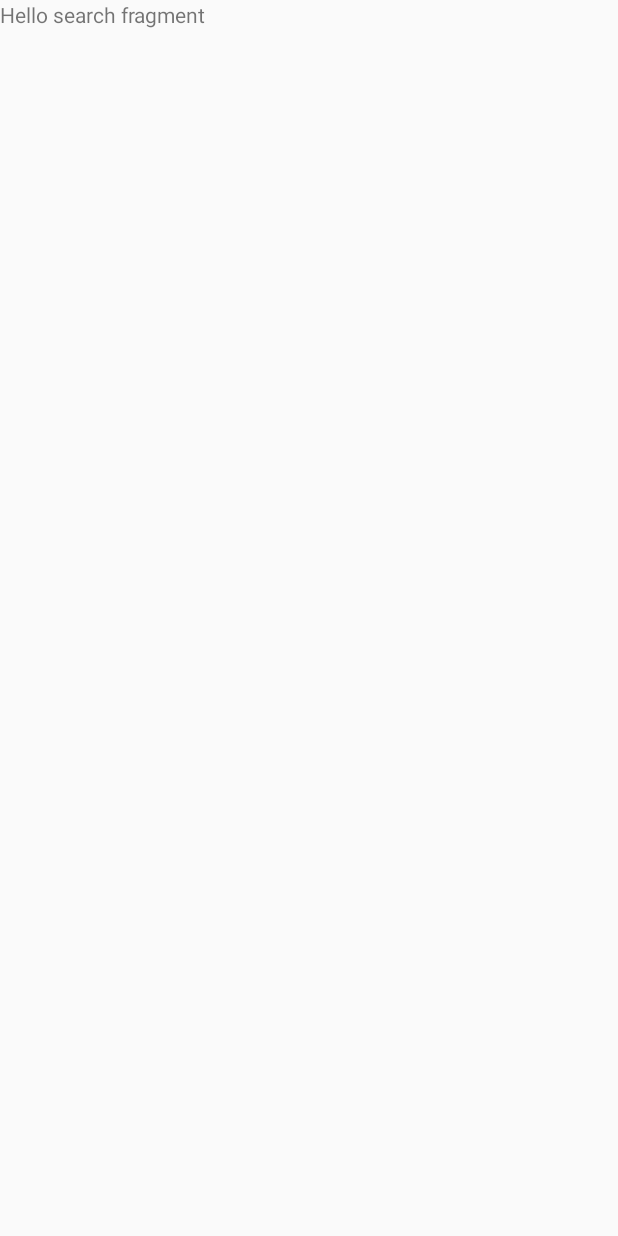
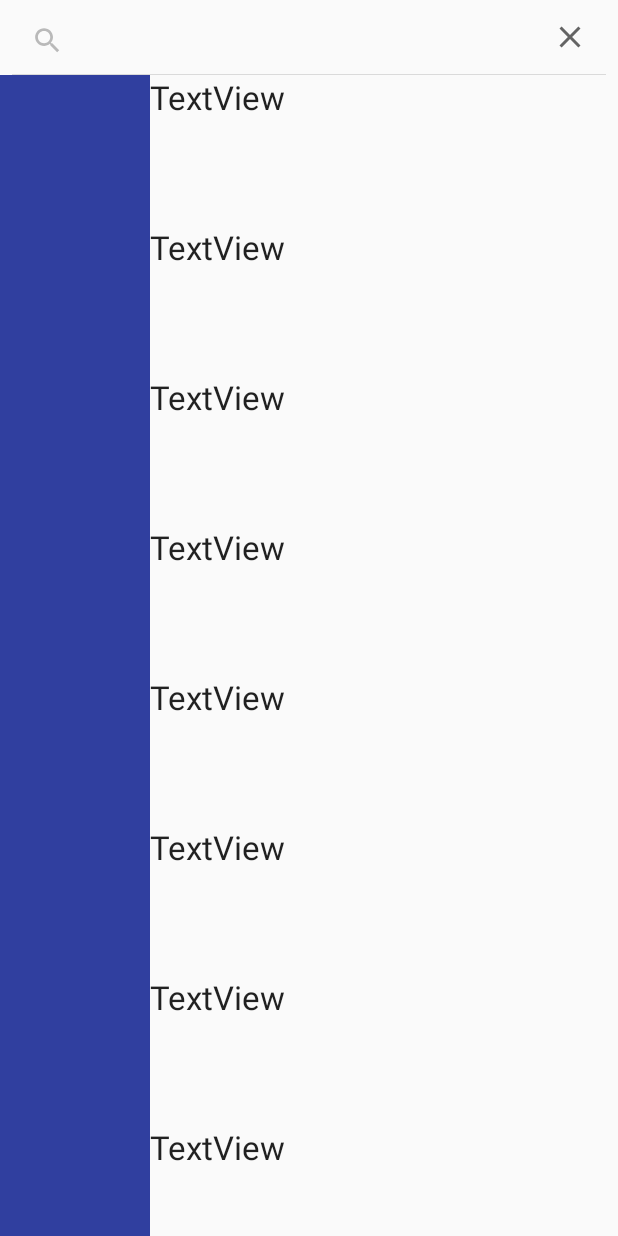
Before and after one commit to jgleoj23/MealPlan, an Android app: the screen it shows after launch (MainActivity), on a phone screen of 412 x 824 dp. Before the commit the screen is almost empty. Run offline under Robolectric (Android 15) with nearby library versions, the phone set to English and light mode, and no system bars; our stand-ins replace ButterKnife.

Commit message:
Created UI for SearchFragment

```diff
--- a/app/build.gradle
+++ b/app/build.gradle
@@ -1,12 +1,12 @@
 apply plugin: 'com.android.application'
 
 android {
-    compileSdkVersion 26
+    compileSdkVersion 25
     buildToolsVersion "26.0.0"
     defaultConfig {
         applicationId "joseph.com.mealplan"
         minSdkVersion 23
-        targetSdkVersion 26
+        targetSdkVersion 25
         versionCode 1
         versionName "1.0"
         testInstrumentationRunner "android.support.test.runner.AndroidJUnitRunner"
@@ -26,7 +26,7 @@ dependencies {
         exclude group: 'com.android.support', module: 'support-annotations'
     })
 
-    compile 'com.android.support:appcompat-v7:26.+'
+    compile 'com.android.support:appcompat-v7:25.3.1'
     compile 'com.android.support.constraint:constraint-layout:1.0.2'
 
     // butterknife
@@ -34,4 +34,5 @@ dependencies {
     annotationProcessor 'com.jakewharton:butterknife-compiler:8.7.0'
 
     testCompile 'junit:junit:4.12'
+    compile 'com.android.support:recyclerview-v7:25.3.1'
 }
--- a/app/src/main/java/joseph/com/mealplan/SearchFragment.java
+++ b/app/src/main/java/joseph/com/mealplan/SearchFragment.java
@@ -2,17 +2,80 @@ package joseph.com.mealplan;
 
 import android.app.Fragment;
 import android.os.Bundle;
+import android.support.v7.widget.LinearLayoutManager;
+import android.support.v7.widget.RecyclerView;
+import android.util.Log;
 import android.view.LayoutInflater;
 import android.view.View;
 import android.view.ViewGroup;
+import android.widget.SearchView;
+
+import butterknife.BindView;
+import butterknife.ButterKnife;
 
 /**
  * @author Joseph Gardi
  */
 public class SearchFragment extends Fragment {
 
+    private String TAG = getClass().getName();
+
+    @BindView(R.id.svQuery)
+    SearchView svQuery;
+    @BindView(R.id.rvResults)
+    RecyclerView rvResults;
+
     @Override
     public View onCreateView(LayoutInflater inflater, ViewGroup container, Bundle savedInstanceState) {
-        return inflater.inflate(R.layout.fragment_search, container, false);
+        View view = inflater.inflate(R.layout.fragment_search, container, false);
+        ButterKnife.bind(this, view);
+
+        svQuery.setSuggestionsAdapter(null);
+        svQuery.setIconified(false);
+
+        rvResults.setAdapter(new ResultsAdapter());
+        rvResults.setLayoutManager(new LinearLayoutManager(getContext()));
+
+        svQuery.setOnQueryTextListener(new SearchView.OnQueryTextListener() {
+            @Override
+            public boolean onQueryTextSubmit(String query) {
+                Log.i(TAG, "submitted");
+                return true;
+            }
+
+            @Override
+            public boolean onQueryTextChange(String newText) {
+                Log.i(TAG, "text changed to: " + newText);
+                return true;
+            }
+        });
+
+        return view;
+    }
+
+
+    public class ResultsAdapter extends RecyclerView.Adapter<ResultView> {
+
+        @Override
+        public ResultView onCreateViewHolder(ViewGroup parent, int viewType) {
+            View view = LayoutInflater.from(parent.getContext()).inflate(R.layout.item_recipe, parent, false);
+            return new ResultView(view);
+        }
+
+        @Override
+        public void onBindViewHolder(ResultView holder, int position) {}
+
+        @Override
+        public int getItemCount() {
+            return 20;
+        }
+    }
+
+
+    public class ResultView extends RecyclerView.ViewHolder {
+
+        public ResultView(View view) {
+            super(view);
+        }
     }
 }
--- a/app/src/main/res/layout/fragment_search.xml
+++ b/app/src/main/res/layout/fragment_search.xml
@@ -1,13 +1,22 @@
-<FrameLayout xmlns:android="http://schemas.android.com/apk/res/android"
+<RelativeLayout xmlns:android="http://schemas.android.com/apk/res/android"
              xmlns:tools="http://schemas.android.com/tools"
              android:layout_width="match_parent"
              android:layout_height="match_parent"
              tools:context="joseph.com.mealplan.SearchFragment">
 
-    <!-- TODO: Update blank fragment layout -->
-    <TextView
+    <SearchView
+        android:id="@+id/svQuery"
+        android:layout_width="match_parent"
+        android:layout_height="50dp"
+        android:layout_alignParentTop="true"
+        android:layout_alignParentStart="true"/>
+
+    <android.support.v7.widget.RecyclerView
+        android:id="@+id/rvResults"
         android:layout_width="match_parent"
         android:layout_height="match_parent"
-        android:text="Hello search fragment"/>
+        android:layout_alignParentBottom="true"
+        android:layout_alignParentStart="true"
+        android:layout_below="@+id/svQuery"/>
 
-</FrameLayout>
+</RelativeLayout>
--- /dev/null
+++ b/app/src/main/res/layout/item_recipe.xml
@@ -0,0 +1,25 @@
+<?xml version="1.0" encoding="utf-8"?>
+<RelativeLayout xmlns:android="http://schemas.android.com/apk/res/android"
+                xmlns:app="http://schemas.android.com/apk/res-auto"
+                android:layout_width="match_parent"
+                android:layout_height="wrap_content"
+                android:orientation="vertical">
+
+    <ImageView
+        android:id="@+id/ivPic"
+        android:layout_width="100dp"
+        android:layout_height="100dp"
+        android:layout_alignParentStart="true"
+        android:layout_alignParentTop="true"
+        app:srcCompat="@color/colorPrimaryDark"/>
+
+    <TextView
+        android:id="@+id/tvTitle"
+        android:layout_width="fill_parent"
+        android:layout_height="wrap_content"
+        android:layout_alignParentTop="true"
+        android:layout_toEndOf="@+id/ivPic"
+        android:isScrollContainer="true"
+        android:text="TextView"
+        android:textAppearance="@android:style/TextAppearance.Material.Large"/>
+</RelativeLayout>
```
